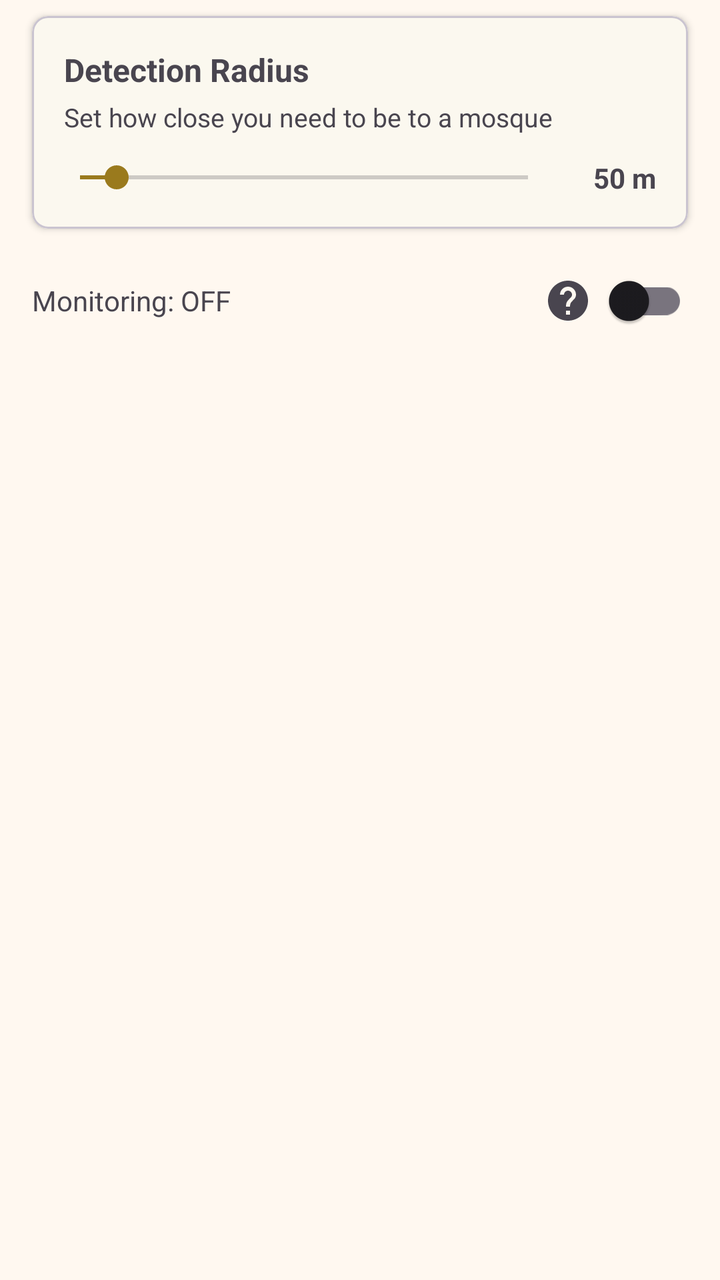
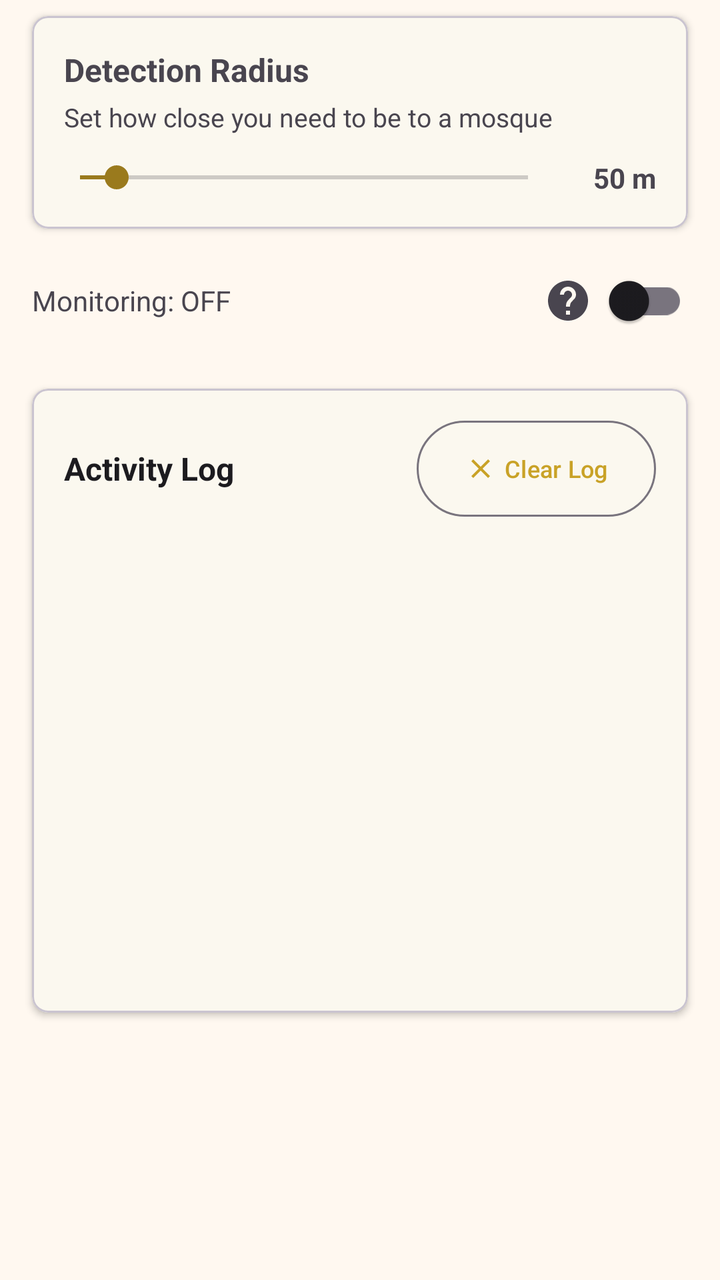

Compare the two renders of this Android layout. The source of the first and the diff that turns it into the second are given below.
<!-- AndroidManifest.xml: application theme Theme.MosqueDND -->
<!-- res/layout/fragment_home.xml -->
<?xml version="1.0" encoding="utf-8"?>
<androidx.core.widget.NestedScrollView xmlns:android="http://schemas.android.com/apk/res/android"
    xmlns:app="http://schemas.android.com/apk/res-auto"
    android:layout_width="match_parent"
    android:layout_height="match_parent"
    android:fillViewport="true"
    android:clipToPadding="false"
    android:paddingBottom="@dimen/spacing_xl">

    <LinearLayout
        android:id="@+id/content_main"
        android:layout_width="match_parent"
        android:layout_height="wrap_content"
        android:orientation="vertical">

    
    <com.google.android.material.card.MaterialCardView
        android:id="@+id/card_dnd_permission"
        android:layout_width="match_parent"
        android:layout_height="wrap_content"
        android:layout_marginStart="@dimen/spacing_md"
        android:layout_marginEnd="@dimen/spacing_md"
        android:layout_marginTop="@dimen/spacing_sm"
        app:cardCornerRadius="8dp"
        app:cardElevation="2dp"
        android:visibility="gone">

        <LinearLayout
            android:layout_width="match_parent"
            android:layout_height="wrap_content"
            android:orientation="vertical"
            android:padding="16dp">

            <TextView
                android:layout_width="match_parent"
                android:layout_height="wrap_content"
                android:text="DND Access Required"
                android:textSize="16sp"
                android:textStyle="bold" />

            <TextView
                android:layout_width="match_parent"
                android:layout_height="wrap_content"
                android:layout_marginTop="4dp"
                android:text="Grant DND access to automatically enable Do Not Disturb mode when entering mosque geofence."
                android:textSize="14sp" />

            <com.google.android.material.button.MaterialButton
                android:id="@+id/btn_grant_dnd"
                android:layout_width="wrap_content"
                android:layout_height="wrap_content"
                android:layout_marginTop="8dp"
                android:text="Grant Access" />

        </LinearLayout>

    </com.google.android.material.card.MaterialCardView>

    
    <com.google.android.material.card.MaterialCardView
        android:id="@+id/card_detection_radius"
        android:layout_width="match_parent"
        android:layout_height="wrap_content"
        android:layout_marginStart="@dimen/spacing_md"
        android:layout_marginEnd="@dimen/spacing_md"
        android:layout_marginTop="@dimen/spacing_sm"
        app:cardCornerRadius="8dp"
        app:cardElevation="2dp">

        <LinearLayout
            android:layout_width="match_parent"
            android:layout_height="wrap_content"
            android:orientation="vertical"
            android:padding="@dimen/spacing_md">

            <TextView
                android:layout_width="wrap_content"
                android:layout_height="wrap_content"
                android:text="@string/detection_radius_title"
                android:textSize="16sp"
                android:textStyle="bold" />

            <TextView
                android:layout_width="wrap_content"
                android:layout_height="wrap_content"
                android:layout_marginTop="4dp"
                android:text="@string/detection_radius_summary"
                android:textSize="13sp"
                android:textColor="?android:attr/textColorSecondary" />

            
            <LinearLayout
                android:layout_width="match_parent"
                android:layout_height="wrap_content"
                android:orientation="horizontal"
                android:layout_marginTop="12dp"
                android:gravity="center_vertical">

                <SeekBar
                    android:id="@+id/seekbar_radius"
                    android:layout_width="0dp"
                    android:layout_height="wrap_content"
                    android:layout_weight="1"
                    android:layout_marginEnd="8dp"
                    android:paddingStart="@dimen/spacing_sm"
                    android:paddingEnd="@dimen/spacing_sm"
                    android:max="490"
                    android:progress="40" />

                <TextView
                    android:id="@+id/label_radius_value"
                    android:layout_width="wrap_content"
                    android:layout_height="wrap_content"
                    android:text="50 m"
                    android:textSize="14sp"
                    android:textStyle="bold"
                    android:minWidth="48dp"
                    android:gravity="end" />

            </LinearLayout>

        </LinearLayout>

    </com.google.android.material.card.MaterialCardView>

    
    <LinearLayout
        android:id="@+id/layout_monitor_toggle"
        android:layout_width="match_parent"
        android:layout_height="wrap_content"
        android:gravity="center_vertical"
        android:orientation="horizontal"
        android:paddingStart="16dp"
        android:paddingEnd="16dp"
        android:paddingTop="12dp"
        android:paddingBottom="12dp"
        android:clickable="true"
        android:focusable="true"
        android:contentDescription="@string/monitor_toggle_desc">

        <TextView
            android:id="@+id/text_monitor_label"
            android:layout_width="0dp"
            android:layout_height="wrap_content"
            android:layout_weight="1"
            android:text="Monitoring: OFF"
            android:textSize="14sp" />

        <ImageView
            android:id="@+id/image_monitor_help"
            android:layout_width="24dp"
            android:layout_height="24dp"
            android:layout_marginStart="8dp"
            android:src="@drawable/ic_help"
            android:clickable="true"
            android:focusable="true"
            android:contentDescription="@string/help_monitoring_toggle" />

        <androidx.appcompat.widget.SwitchCompat
            android:id="@+id/switch_monitor"
            android:layout_width="wrap_content"
            android:layout_height="wrap_content"
            android:clickable="false"
            android:focusable="false" />

    </LinearLayout>

    
    <LinearLayout
        android:id="@+id/layout_interval"
        android:layout_width="match_parent"
        android:layout_height="wrap_content"
        android:orientation="horizontal"
        android:paddingStart="16dp"
        android:paddingEnd="16dp"
        android:gravity="center_vertical"
        android:visibility="gone">

        <TextView
            android:layout_width="wrap_content"
            android:layout_height="wrap_content"
            android:text="Check Interval:"
            android:textSize="14sp" />

        <Spinner
            android:id="@+id/spinner_interval"
            android:layout_width="wrap_content"
            android:layout_height="wrap_content"
            android:layout_marginStart="8dp" />

    </LinearLayout>

    </LinearLayout>

</androidx.core.widget.NestedScrollView>
<!-- resources referenced by this layout -->
<resources>
  <dimen name="spacing_md">16dp</dimen>
  <dimen name="spacing_sm">8dp</dimen>
  <dimen name="spacing_xl">32dp</dimen>
  <!-- drawable ic_help (drawable) -->
  <vector xmlns:android="http://schemas.android.com/apk/res/android"
      android:width="24dp"
      android:height="24dp"
      android:viewportWidth="24"
      android:viewportHeight="24">
      <path
          android:fillColor="?attr/colorOnSurfaceVariant"
          android:pathData="M12,2C6.48,2 2,6.48 2,12s4.48,10 10,10 10,-4.48 10,-10S17.52,2 12,2zM13,19h-2v-2h2v2zM15.07,11.25l-0.9,0.92C13.45,12.9 13,13.5 13,15h-2v-0.5c0,-1.1 0.45,-2.1 1.17,-2.83l1.24,-1.26c0.37,-0.36 0.59,-0.86 0.59,-1.41 0,-1.1 -0.9,-2 -2,-2s-2,0.9 -2,2H8c0,-2.21 1.79,-4 4,-4s4,1.79 4,4c0,0.88 -0.36,1.68 -0.93,2.25z"/>
  </vector>
  <string name="detection_radius_summary">Set how close you need to be to a mosque</string>
  <string name="detection_radius_title">Detection Radius</string>
  <string name="help_monitoring_toggle">Help about monitoring toggle</string>
  <string name="monitor_toggle_desc">Double-tap to toggle mosque monitoring. TalkBack is active — single tap toggles directly.</string>
  <color name="gold_primary">#c9a227</color>
  <color name="navy_dark">#060d16</color>
  <color name="gold_light">#e0bc4a</color>
  <color name="gold_dark">#9a7a1d</color>
  <color name="white">#FFFFFFFF</color>
  <color name="light_background">#FFF8F0</color>
  <color name="light_surface">#FFFFFF</color>
  <color name="light_on_surface">#1C1B1F</color>
  <color name="light_on_background">#1C1B1F</color>
  <color name="light_surface_variant">#E7E0EC</color>
  <color name="light_on_surface_variant">#49454F</color>
  <color name="gold_dark_accessible">#7A6215</color>
  <color name="compass_bg">#2C3E50</color>
  <color name="compass_gold_primary">#D4AF37</color>
  <color name="compass_gold_light">#F5E6A3</color>
  <color name="compass_gold_dark">#8B6914</color>
  <color name="compass_ivory">#F5F0E1</color>
  <color name="compass_emerald">#007B5E</color>
  <color name="compass_kaaba_body">#5A5A5A</color>
  <color name="compass_kaaba_roof">#D4AF37</color>
  <!-- unchanged entries left out for length: 1 -->
</resources>

<!-- the commit's change to res/layout/fragment_home.xml (unified diff, before → after) -->
@@ -190,6 +190,75 @@
 
     </LinearLayout>
 
+    
+    <com.google.android.material.card.MaterialCardView
+        android:layout_width="match_parent"
+        android:layout_height="wrap_content"
+        android:layout_marginStart="@dimen/spacing_md"
+        android:layout_marginEnd="@dimen/spacing_md"
+        android:layout_marginTop="@dimen/spacing_sm"
+        android:layout_marginBottom="24dp"
+        app:cardElevation="2dp"
+        app:cardCornerRadius="8dp">
+
+        <LinearLayout
+            android:layout_width="match_parent"
+            android:layout_height="wrap_content"
+            android:orientation="vertical"
+            android:padding="16dp">
+
+            <LinearLayout
+                android:layout_width="match_parent"
+                android:layout_height="wrap_content"
+                android:orientation="horizontal"
+                android:gravity="center_vertical"
+                android:layout_marginBottom="12dp">
+
+                <TextView
+                    android:layout_width="0dp"
+                    android:layout_height="wrap_content"
+                    android:layout_weight="1"
+                    android:text="@string/activity_log_title"
+                    android:textSize="16sp"
+                    android:textStyle="bold"
+                    android:textColor="?attr/colorOnSurface" />
+
+                <com.google.android.material.button.MaterialButton
+                    android:id="@+id/btn_clear_log"
+                    style="?attr/materialButtonOutlinedStyle"
+                    android:layout_width="wrap_content"
+                    android:layout_height="wrap_content"
+                    android:text="@string/clear_log"
+                    android:textSize="12sp"
+                    android:insetTop="0dp"
+                    android:insetBottom="0dp"
+                    app:icon="@drawable/ic_clear"
+                    app:iconSize="16dp" />
+
+            </LinearLayout>
+
+            <androidx.recyclerview.widget.RecyclerView
+                android:id="@+id/recycler_activity_log"
+                android:layout_width="match_parent"
+                android:layout_height="220dp"
+                android:clipToPadding="false"
+                android:scrollbars="vertical" />
+
+            <TextView
+                android:id="@+id/text_empty_log"
+                android:layout_width="match_parent"
+                android:layout_height="wrap_content"
+                android:gravity="center"
+                android:padding="24dp"
+                android:text="@string/activity_log_empty"
+                android:textColor="?android:attr/textColorSecondary"
+                android:textSize="14sp"
+                android:visibility="gone" />
+
+        </LinearLayout>
+
+    </com.google.android.material.card.MaterialCardView>
+
     </LinearLayout>
 
 </androidx.core.widget.NestedScrollView>
<!-- resource entries referenced after the edit -->
@@ -3,6 +3,17 @@
   <dimen name="spacing_md">16dp</dimen>
   <dimen name="spacing_sm">8dp</dimen>
   <dimen name="spacing_xl">32dp</dimen>
+  <!-- drawable ic_clear (drawable) -->
+  <?xml version="1.0" encoding="utf-8"?>
+  <vector xmlns:android="http://schemas.android.com/apk/res/android"
+      android:width="18dp"
+      android:height="18dp"
+      android:viewportWidth="24"
+      android:viewportHeight="24">
+      <path
+          android:fillColor="?attr/colorOnSurfaceVariant"
+          android:pathData="M19,6.41L17.59,5 12,10.59 6.41,5 5,6.41 10.59,12 5,17.59 6.41,19 12,13.41 17.59,19 19,17.59 13.41,12z"/>
+  </vector>
   <!-- drawable ic_help (drawable) -->
   <vector xmlns:android="http://schemas.android.com/apk/res/android"
       android:width="24dp"
@@ -13,6 +24,9 @@
           android:fillColor="?attr/colorOnSurfaceVariant"
           android:pathData="M12,2C6.48,2 2,6.48 2,12s4.48,10 10,10 10,-4.48 10,-10S17.52,2 12,2zM13,19h-2v-2h2v2zM15.07,11.25l-0.9,0.92C13.45,12.9 13,13.5 13,15h-2v-0.5c0,-1.1 0.45,-2.1 1.17,-2.83l1.24,-1.26c0.37,-0.36 0.59,-0.86 0.59,-1.41 0,-1.1 -0.9,-2 -2,-2s-2,0.9 -2,2H8c0,-2.21 1.79,-4 4,-4s4,1.79 4,4c0,0.88 -0.36,1.68 -0.93,2.25z"/>
   </vector>
+  <string name="activity_log_empty">No recent DND activity</string>
+  <string name="activity_log_title">Activity Log</string>
+  <string name="clear_log">Clear Log</string>
   <string name="detection_radius_summary">Set how close you need to be to a mosque</string>
   <string name="detection_radius_title">Detection Radius</string>
   <string name="help_monitoring_toggle">Help about monitoring toggle</string>
